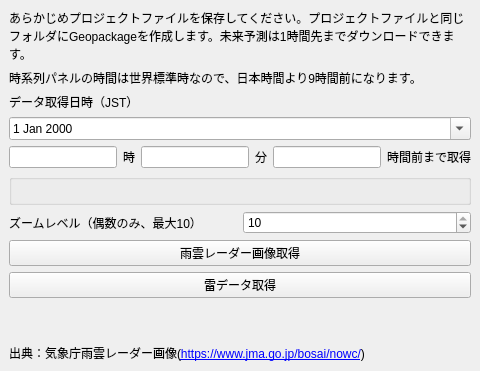
The window that plugins/JPRaincloudradarDownloader/JPRaincloudradarDownloader_dialog_base.ui (koukita/JPRaincloudradarDownloader) describes before a commit, drawn with Qt 5.
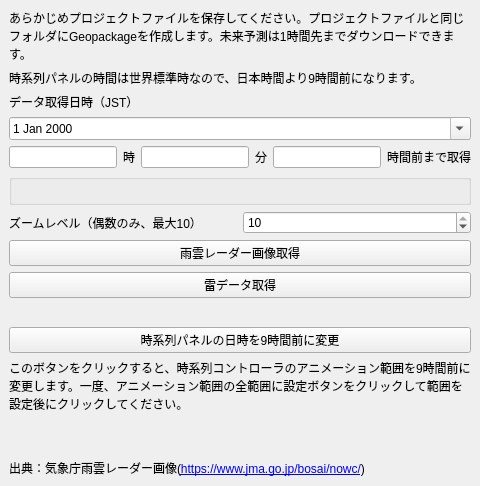
The same window after the commit. Custom widgets are drawn as their Qt base class.

The edit to the form file:
```diff
--- a/plugins/JPRaincloudradarDownloader/JPRaincloudradarDownloader_dialog_base.ui
+++ b/plugins/JPRaincloudradarDownloader/JPRaincloudradarDownloader_dialog_base.ui
@@ -91,6 +91,37 @@
             <property name="text"><string>雷データ取得</string></property>
          </widget>
          </item>
+      <item>
+         <spacer name="temporalButtonSpacer">
+            <property name="orientation">
+               <enum>Qt::Vertical</enum>
+            </property>
+            <property name="sizeType">
+               <enum>QSizePolicy::Fixed</enum>
+            </property>
+            <property name="sizeHint" stdset="0">
+               <size>
+                  <width>20</width>
+                  <height>23</height>
+               </size>
+            </property>
+         </spacer>
+      </item>
+      <item>
+         <widget class="QPushButton" name="button_update_temporal_range">
+            <property name="text"><string>時系列パネルの日時を9時間前に変更</string></property>
+         </widget>
+      </item>
+      <item>
+         <widget class="QLabel" name="label_temporal_range_help">
+            <property name="text">
+               <string>このボタンをクリックすると、時系列コントローラのアニメーション範囲を9時間前に変更します。一度、アニメーション範囲の全範囲に設定ボタンをクリックして範囲を設定後にクリックしてください。</string>
+            </property>
+            <property name="wordWrap">
+               <bool>true</bool>
+            </property>
+         </widget>
+      </item>
 
          <item>
          <spacer name="verticalSpacer">
```
